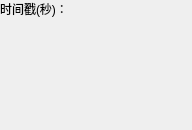
The window that src/mainwindow/fcvideoframewidget.ui (LiangZuoting/ffcutter) describes before a commit, drawn with Qt 5.
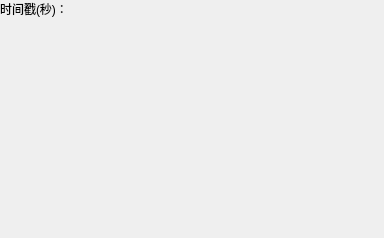
The same window after the commit.

The edit to the form file:
```diff
--- a/src/mainwindow/fcvideoframewidget.ui
+++ b/src/mainwindow/fcvideoframewidget.ui
@@ -6,8 +6,8 @@
    <rect>
     <x>0</x>
     <y>0</y>
-    <width>192</width>
-    <height>130</height>
+    <width>384</width>
+    <height>238</height>
    </rect>
   </property>
   <property name="sizePolicy">
@@ -18,14 +18,14 @@
   </property>
   <property name="minimumSize">
    <size>
-    <width>192</width>
-    <height>130</height>
+    <width>384</width>
+    <height>238</height>
    </size>
   </property>
   <property name="maximumSize">
    <size>
-    <width>192</width>
-    <height>130</height>
+    <width>384</width>
+    <height>238</height>
    </size>
   </property>
   <property name="windowTitle">
@@ -72,8 +72,8 @@
      </property>
      <property name="minimumSize">
       <size>
-       <width>192</width>
-       <height>108</height>
+       <width>384</width>
+       <height>216</height>
       </size>
      </property>
      <property name="text">
```
